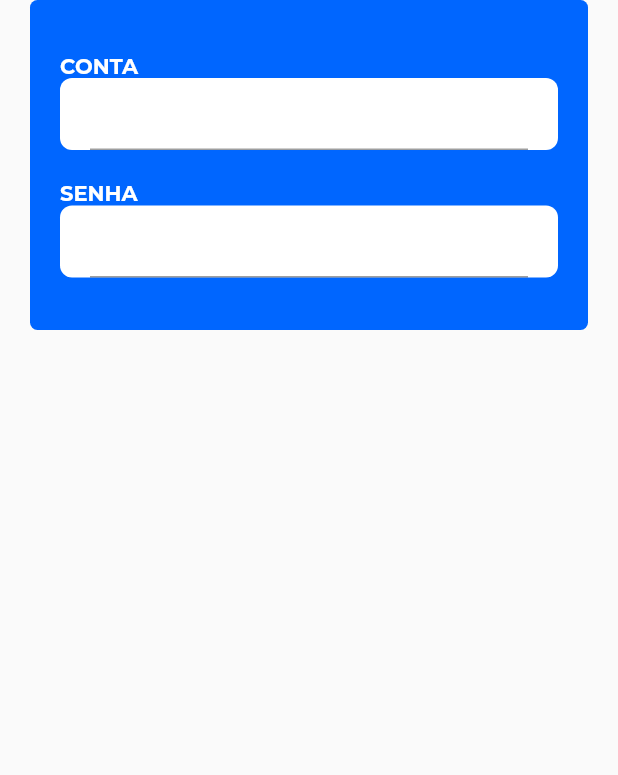
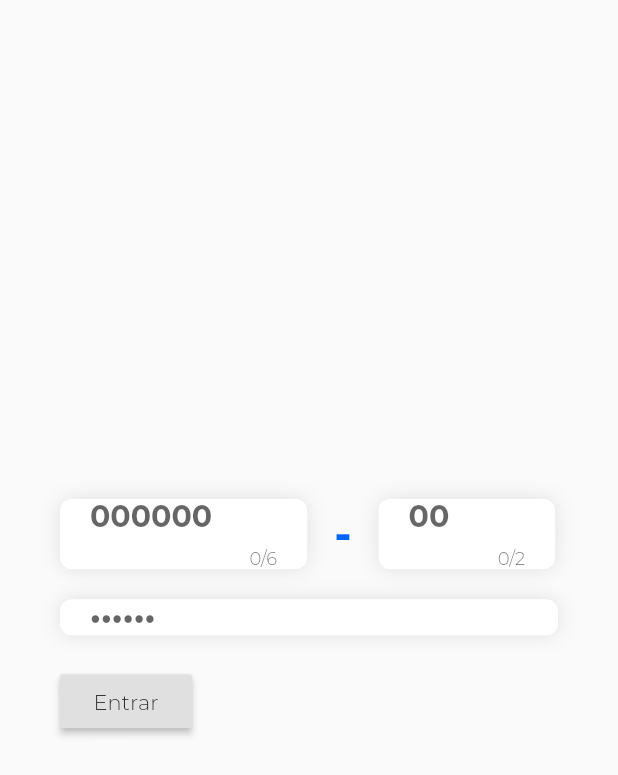
Before and after one commit to Filipi1/bluecard, a Flutter app: the screen it shows after launch, on a phone screen of 412 x 824 dp. Shown: the top 775 px of the screen. Run offline on Flutter 3.47's test engine with Material 2 defaults, Android fonts, the phone set to English and light mode, and no system bars; our stand-ins replace dio, font_awesome_flutter.

Commit message:
Pré-organização de layout da página de login

```diff
--- a/lib/pages/auth.page.dart
+++ b/lib/pages/auth.page.dart
@@ -1,4 +1,5 @@
 import 'package:flutter/material.dart';
+import 'package:flutter/services.dart';
 import 'package:flutter/widgets.dart';
 
 class AuthPage extends StatelessWidget {
@@ -6,27 +7,38 @@ class AuthPage extends StatelessWidget {
   Widget build(BuildContext context) {
     return Scaffold(
       body: Column(
+        crossAxisAlignment: CrossAxisAlignment.center,
+        mainAxisAlignment: MainAxisAlignment.center,
         children: <Widget>[
           Center(
             child: Container(
               decoration: BoxDecoration(
-                color: Theme.of(context).primaryColor,
-                borderRadius: BorderRadius.circular(5)
+                borderRadius: BorderRadius.circular(5),
               ),
               alignment: Alignment.center,
               width: MediaQuery.of(context).size.width - 40,
-              height: 220,
+              height: 300,
               child: Padding(
-                padding: const EdgeInsets.symmetric(horizontal: 20, vertical: 10),
+                padding:
+                    const EdgeInsets.symmetric(horizontal: 20, vertical: 10),
                 child: Column(
                   crossAxisAlignment: CrossAxisAlignment.start,
                   mainAxisAlignment: MainAxisAlignment.center,
                   children: <Widget>[
-                    Text("CONTA", style: TextStyle(fontWeight: FontWeight.bold, color: Colors.white),),
-                    PersonalInput(),
-                    SizedBox(height: 20,),
-                    Text("SENHA", style: TextStyle(fontWeight: FontWeight.bold, color: Colors.white),),
-                    PersonalInput(),
+                    Row(
+                      children: <Widget>[
+                        PersonalInput(title: "000000", width: MediaQuery.of(context).size.width / 2.5, maxLength: 6),
+                        Padding(
+                          padding: const EdgeInsets.symmetric(horizontal: 18),
+                          child: Text("-", style: TextStyle(color: Theme.of(context).primaryColor, fontWeight: FontWeight.bold, fontSize: 30),),
+                        ),
+                        PersonalInput(title: "00", width: MediaQuery.of(context).size.width / 3.5, maxLength: 2),
+                      ],
+                    ),
+                    SizedBox(height: 20),
+                    PersonalInput(title: "••••••", isPassword: true),
+                    SizedBox(height: 20),
+                    RaisedButton(child: Text("Entrar"), onPressed: () {}),
                   ],
                 ),
               ),
@@ -39,23 +51,36 @@ class AuthPage extends StatelessWidget {
 }
 
 class PersonalInput extends StatelessWidget {
+  bool isPassword;
+  String title;
+  double width;
+  int maxLength;
 
-  bool isPassword;
-
-  PersonalInput({this.isPassword = false});
+  PersonalInput({this.title = "", this.isPassword = false, this.width = 0, this.maxLength = 0});
 
   @override
   Widget build(BuildContext context) {
+
+    if (width == 0)
+      width = MediaQuery.of(context).size.width;
+
     return Container(
+      width: width,
       decoration: BoxDecoration(
-        color: Colors.white,
-        borderRadius: BorderRadius.circular(8)
-      ),
+          color: Colors.white,
+          borderRadius: BorderRadius.circular(8),
+          boxShadow: [BoxShadow(color: Colors.grey[300], blurRadius: 10)]),
       child: Padding(
         padding: const EdgeInsets.symmetric(horizontal: 20),
         child: TextFormField(
+          decoration: InputDecoration.collapsed(hintText: title),
+          keyboardType: TextInputType.number,
           obscureText: isPassword,
-          style: TextStyle(fontSize: 20, fontWeight: FontWeight.bold, color: Theme.of(context).primaryColor),
+          maxLength: maxLength == 0 ? null : maxLength,
+          style: TextStyle(
+              fontSize: 20,
+              fontWeight: FontWeight.bold,
+              color: Theme.of(context).primaryColor),
         ),
       ),
     );
```
Also changed, not shown: lib/config/global.config.dart.
